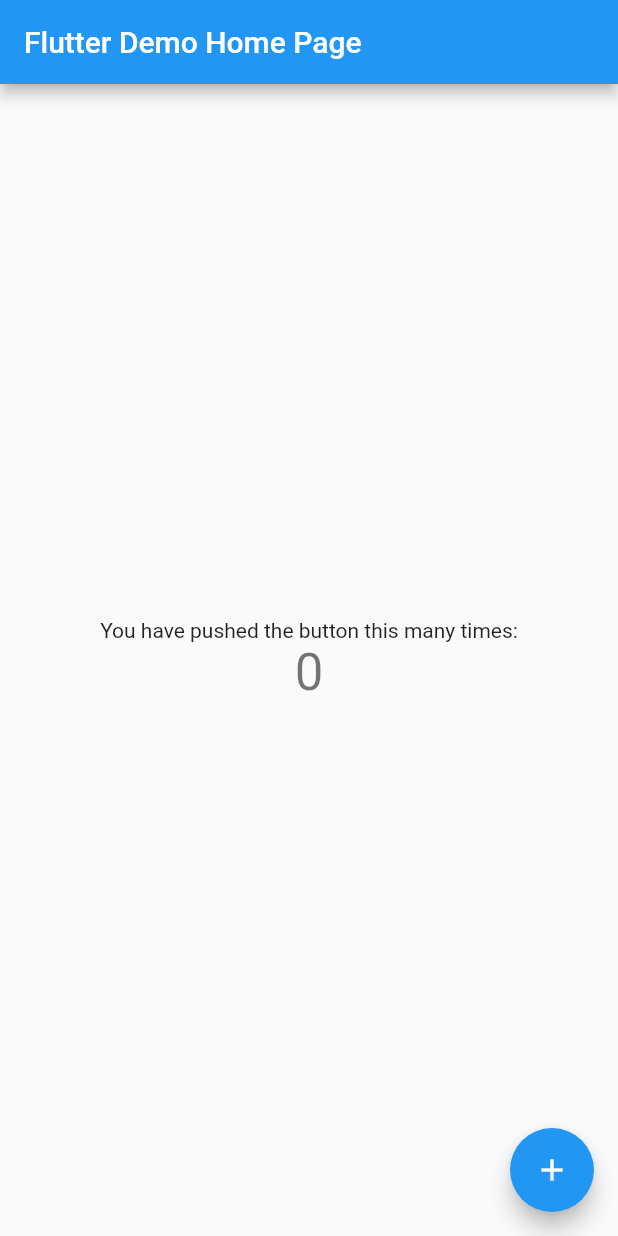
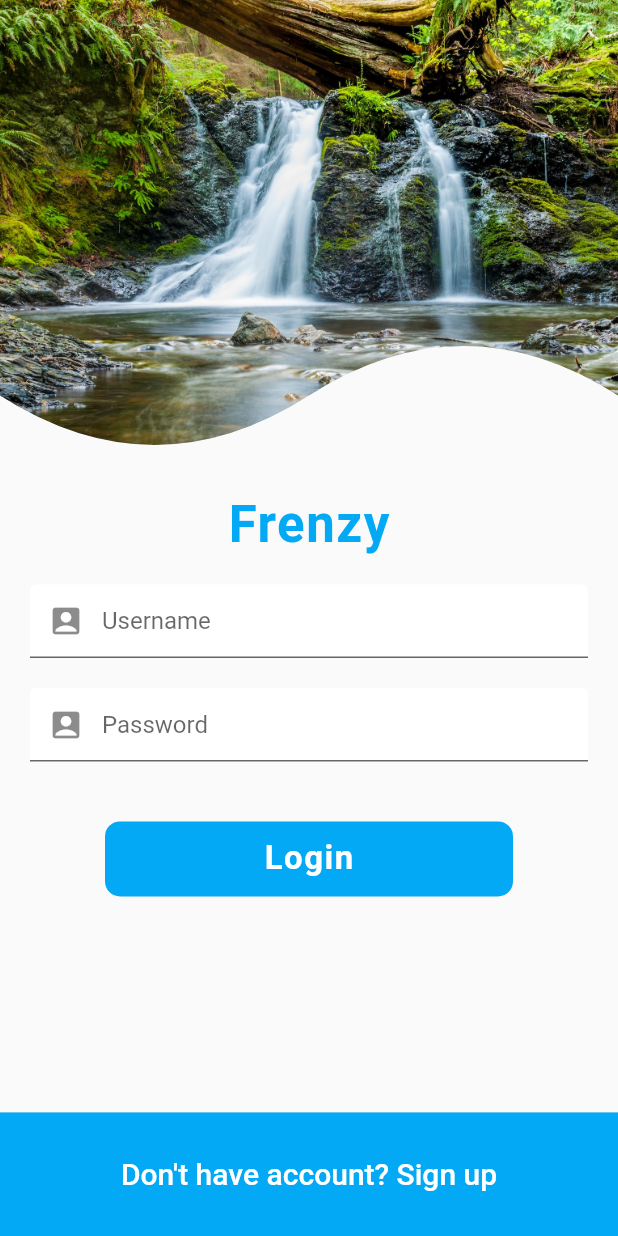
Before and after one commit to Hein-Z/social_media_mobile, a Flutter app: the screen it shows after launch, on a phone screen of 412 x 824 dp. Run offline on Flutter 3.47's test engine with Material 2 defaults, Android fonts, the phone set to English and light mode, and no system bars.

Commit message:
login screen

```diff
--- a/lib/main.dart
+++ b/lib/main.dart
@@ -1,4 +1,5 @@
 import 'package:flutter/material.dart';
+import 'package:flutter_social_ui/screen/login_screen.dart';
 
 void main() => runApp(MyApp());
 
@@ -7,96 +8,12 @@ class MyApp extends StatelessWidget {
   @override
   Widget build(BuildContext context) {
     return MaterialApp(
-      title: 'Flutter Demo',
+      title: 'Social Media',
+      debugShowCheckedModeBanner: false,
       theme: ThemeData(
-        primarySwatch: Colors.blue,
+        primaryColor: Colors.lightBlue
       ),
-      home: MyHomePage(title: 'Flutter Demo Home Page'),
+      home: LoginScreen()
     );
   }
 }
-
-class MyHomePage extends StatefulWidget {
-  MyHomePage({Key key, this.title}) : super(key: key);
-
-  // This widget is the home page of your application. It is stateful, meaning
-  // that it has a State object (defined below) that contains fields that affect
-  // how it looks.
-
-  // This class is the configuration for the state. It holds the values (in this
-  // case the title) provided by the parent (in this case the App widget) and
-  // used by the build method of the State. Fields in a Widget subclass are
-  // always marked "final".
-
-  final String title;
-
-  @override
-  _MyHomePageState createState() => _MyHomePageState();
-}
-
-class _MyHomePageState extends State<MyHomePage> {
-  int _counter = 0;
-
-  void _incrementCounter() {
-    setState(() {
-      // This call to setState tells the Flutter framework that something has
-      // changed in this State, which causes it to rerun the build method below
-      // so that the display can reflect the updated values. If we changed
-      // _counter without calling setState(), then the build method would not be
-      // called again, and so nothing would appear to happen.
-      _counter++;
-    });
-  }
-
-  @override
-  Widget build(BuildContext context) {
-    // This method is rerun every time setState is called, for instance as done
-    // by the _incrementCounter method above.
-    //
-    // The Flutter framework has been optimized to make rerunning build methods
-    // fast, so that you can just rebuild anything that needs updating rather
-    // than having to individually change instances of widgets.
-    return Scaffold(
-      appBar: AppBar(
-        // Here we take the value from the MyHomePage object that was created by
-        // the App.build method, and use it to set our appbar title.
-        title: Text(widget.title),
-      ),
-      body: Center(
-        // Center is a layout widget. It takes a single child and positions it
-        // in the middle of the parent.
-        child: Column(
-          // Column is also a layout widget. It takes a list of children and
-          // arranges them vertically. By default, it sizes itself to fit its
-          // children horizontally, and tries to be as tall as its parent.
-          //
-          // Invoke "debug painting" (press "p" in the console, choose the
-          // "Toggle Debug Paint" action from the Flutter Inspector in Android
-          // Studio, or the "Toggle Debug Paint" command in Visual Studio Code)
-          // to see the wireframe for each widget.
-          //
-          // Column has various properties to control how it sizes itself and
-          // how it positions its children. Here we use mainAxisAlignment to
-          // center the children vertically; the main axis here is the vertical
-          // axis because Columns are vertical (the cross axis would be
-          // horizontal).
-          mainAxisAlignment: MainAxisAlignment.center,
-          children: <Widget>[
-            Text(
-              'You have pushed the button this many times:',
-            ),
-            Text(
-              '$_counter',
-              style: Theme.of(context).textTheme.headline4,
-            ),
-          ],
-        ),
-      ),
-      floatingActionButton: FloatingActionButton(
-        onPressed: _incrementCounter,
-        tooltip: 'Increment',
-        child: Icon(Icons.add),
-      ), // This trailing comma makes auto-formatting nicer for build methods.
-    );
-  }
-}
--- /dev/null
+++ b/lib/screen/login_screen.dart
@@ -0,0 +1,95 @@
+import 'package:flutter/material.dart';
+import 'package:flutter_social_ui/widget/curve_clipper.dart';
+
+class LoginScreen extends StatefulWidget {
+  @override
+  _LoginScreenState createState() => _LoginScreenState();
+}
+
+class _LoginScreenState extends State<LoginScreen> {
+  @override
+  Widget build(BuildContext context) {
+    final max_height = MediaQuery.of(context).size.height;
+    return Scaffold(
+      resizeToAvoidBottomInset: false,
+      body: Container(
+          height: max_height,
+          child: Column(
+            children: [
+              ClipPath(
+                clipper: CurveCipper(),
+                child: Image(
+                  image: AssetImage('assets/images/login_background.jpg'),
+                  height: max_height / 2.5,
+                  width: double.infinity,
+                  fit: BoxFit.cover,
+                ),
+              ),
+
+              Text(
+                "Frenzy",
+                style: TextStyle(
+                    color: Theme.of(context).primaryColor,
+                    fontWeight: FontWeight.bold,
+                    fontSize: 34,
+                    letterSpacing: 1),
+              ),
+              SizedBox(
+                height: 20,
+              ),
+              Padding(
+                padding: EdgeInsets.symmetric(horizontal: 20),
+                child: TextField(
+                  decoration: InputDecoration(
+                      fillColor: Colors.white,
+                      filled: true,
+                      prefixIcon: Icon(Icons.account_box),
+                      contentPadding: EdgeInsets.symmetric(vertical: 15.0),
+                      hintText: 'Username'),
+                ),
+              ),
+              SizedBox(
+                height: 20,
+              ),
+              Padding(
+                padding: EdgeInsets.symmetric(horizontal: 20),
+                child: TextField(
+                  decoration: InputDecoration(
+                      fillColor: Colors.white,
+                      filled: true,
+                      prefixIcon: Icon(Icons.account_box),
+                      contentPadding: EdgeInsets.symmetric(vertical: 15.0),
+                      hintText: 'Password'),
+                ),
+              ),
+              Padding(
+                padding: EdgeInsets.symmetric(horizontal: 70, vertical: 40),
+                child: GestureDetector(
+                  onTap: () {},
+                  child: Container(
+                    height: 50,
+                    alignment: Alignment.center,
+                    child: Text(
+                      'Login',
+                      style: TextStyle(
+                          color: Colors.white,
+                          fontWeight: FontWeight.bold,
+                          fontSize: 22,
+                          letterSpacing: 1),
+                    ),
+                    decoration: BoxDecoration(
+                        color: Theme.of(context).primaryColor,
+                        borderRadius: BorderRadius.all(Radius.circular(10))),
+                  ),
+                ),
+              )
+            ],
+          )),
+      bottomNavigationBar: Container(color: Theme.of(context).primaryColor,
+      alignment: Alignment.center,
+        height: max_height*0.1,
+        child: Text("Don\'t have account? Sign up",style: TextStyle(color: Colors.white,fontWeight: FontWeight.w500,fontSize: 20),),
+      ),
+    );
+  }
+}
--- /dev/null
+++ b/lib/widget/curve_clipper.dart
@@ -0,0 +1,35 @@
+import 'package:flutter/material.dart';
+
+class CurveCipper extends CustomClipper<Path>{
+  @override
+  Path getClip(Size size) {
+    Path path = Path();
+    path.lineTo(0, 4 * size.height / 5);
+    Offset curvePoint1 = Offset(size.width / 4, size.height);
+    Offset centerPoint = Offset(size.width / 2, 4 * size.height / 5);
+    path.quadraticBezierTo(
+      curvePoint1.dx,
+      curvePoint1.dy,
+      centerPoint.dx,
+      centerPoint.dy,
+    );
+    Offset curvePoint2 = Offset(3 * size.width / 4, 3 * size.height / 5);
+    Offset endPoint = Offset(size.width, 4 * size.height / 5);
+    path.quadraticBezierTo(
+      curvePoint2.dx,
+      curvePoint2.dy,
+      endPoint.dx,
+      endPoint.dy,
+    );
+    path.lineTo(size.width, 0);
+    path.close();
+    return path;
+  }
+
+  @override
+  bool shouldReclip(covariant CustomClipper oldClipper) {
+    // TODO: implement shouldReclip
+    return false;
+  }
+
+}
```
Also changed, not shown: pubspec.lock.
